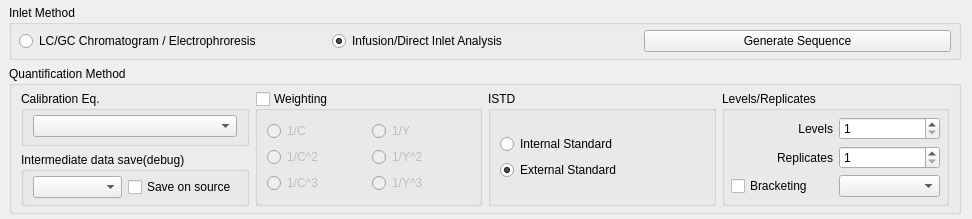
This is src/plugins/quan/quanconfigform.ui in qtplatz/qtplatz as Qt 5 draws it before an edit. The edited form follows.
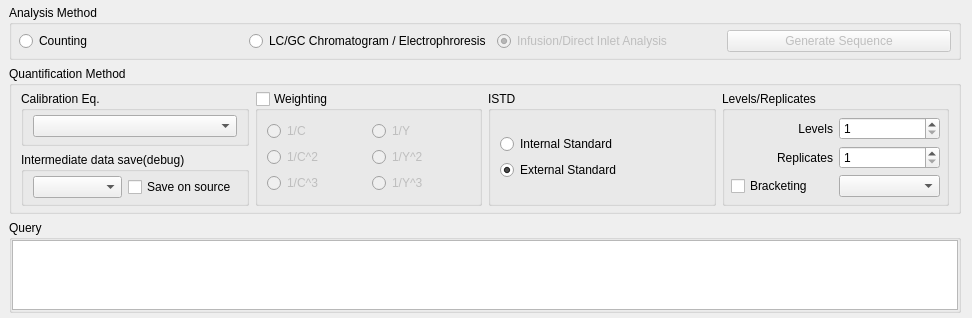
This is the edited form. Custom widgets are drawn as their Qt base class.

Commit message: add counting calculation on Quan

```diff
--- a/src/plugins/quan/quanconfigform.ui
+++ b/src/plugins/quan/quanconfigform.ui
@@ -7,19 +7,19 @@
     <x>0</x>
     <y>0</y>
     <width>972</width>
-    <height>196</height>
+    <height>285</height>
    </rect>
   </property>
   <property name="maximumSize">
    <size>
     <width>16777215</width>
-    <height>248</height>
+    <height>400</height>
    </size>
   </property>
   <property name="windowTitle">
    <string>Form</string>
   </property>
-  <layout class="QGridLayout" name="gridLayout_2" rowstretch="1,2,0,0">
+  <layout class="QVBoxLayout" name="verticalLayout_2">
    <property name="leftMargin">
     <number>9</number>
    </property>
@@ -29,12 +29,12 @@
    <property name="bottomMargin">
     <number>5</number>
    </property>
-   <item row="0" column="0">
+   <item>
     <layout class="QGridLayout" name="gridLayout" rowstretch="0">
      <item row="0" column="0">
       <widget class="QGroupBox" name="groupBox_2">
        <property name="title">
-        <string>Inlet Method</string>
+        <string>Analysis Method</string>
        </property>
        <layout class="QGridLayout" name="gridLayout_6">
         <property name="leftMargin">
@@ -51,8 +51,11 @@
         </property>
         <item row="0" column="0">
          <layout class="QGridLayout" name="gridLayout_5">
-          <item row="0" column="1">
+          <item row="0" column="2">
            <widget class="QRadioButton" name="radioButton_2">
+            <property name="enabled">
+             <bool>false</bool>
+            </property>
             <property name="text">
              <string>Infusion/Direct Inlet Analysis</string>
             </property>
@@ -61,20 +64,30 @@
             </property>
            </widget>
           </item>
-          <item row="0" column="0">
+          <item row="0" column="1">
            <widget class="QRadioButton" name="radioButton">
             <property name="text">
              <string>LC/GC Chromatogram / Electrophroresis</string>
             </property>
            </widget>
           </item>
-          <item row="0" column="2">
+          <item row="0" column="3">
            <widget class="QPushButton" name="pushButton">
+            <property name="enabled">
+             <bool>false</bool>
+            </property>
             <property name="text">
              <string>Generate Sequence</string>
             </property>
            </widget>
           </item>
+          <item row="0" column="0">
+           <widget class="QRadioButton" name="radioButton_3">
+            <property name="text">
+             <string>Counting</string>
+            </property>
+           </widget>
+          </item>
          </layout>
         </item>
        </layout>
@@ -82,7 +95,7 @@
      </item>
     </layout>
    </item>
-   <item row="3" column="0">
+   <item>
     <widget class="QGroupBox" name="groupBox">
      <property name="title">
       <string>Quantification Method</string>
@@ -325,8 +338,46 @@
      </layout>
     </widget>
    </item>
+   <item>
+    <widget class="QGroupBox" name="groupBox_8">
+     <property name="title">
+      <string>Query</string>
+     </property>
+     <layout class="QHBoxLayout" name="horizontalLayout">
+      <property name="spacing">
+       <number>0</number>
+      </property>
+      <property name="leftMargin">
+       <number>0</number>
+      </property>
+      <property name="topMargin">
+       <number>0</number>
+      </property>
+      <property name="rightMargin">
+       <number>0</number>
+      </property>
+      <property name="bottomMargin">
+       <number>0</number>
+      </property>
+      <item>
+       <layout class="QVBoxLayout" name="verticalLayout_3">
+        <item>
+         <widget class="SqlEdit" name="plainTextEdit"/>
+        </item>
+       </layout>
+      </item>
+     </layout>
+    </widget>
+   </item>
   </layout>
  </widget>
+ <customwidgets>
+  <customwidget>
+   <class>SqlEdit</class>
+   <extends>QPlainTextEdit</extends>
+   <header>sqledit.hpp</header>
+  </customwidget>
+ </customwidgets>
  <resources/>
  <connections/>
 </ui>
```
The commit also changes 30 other files.
